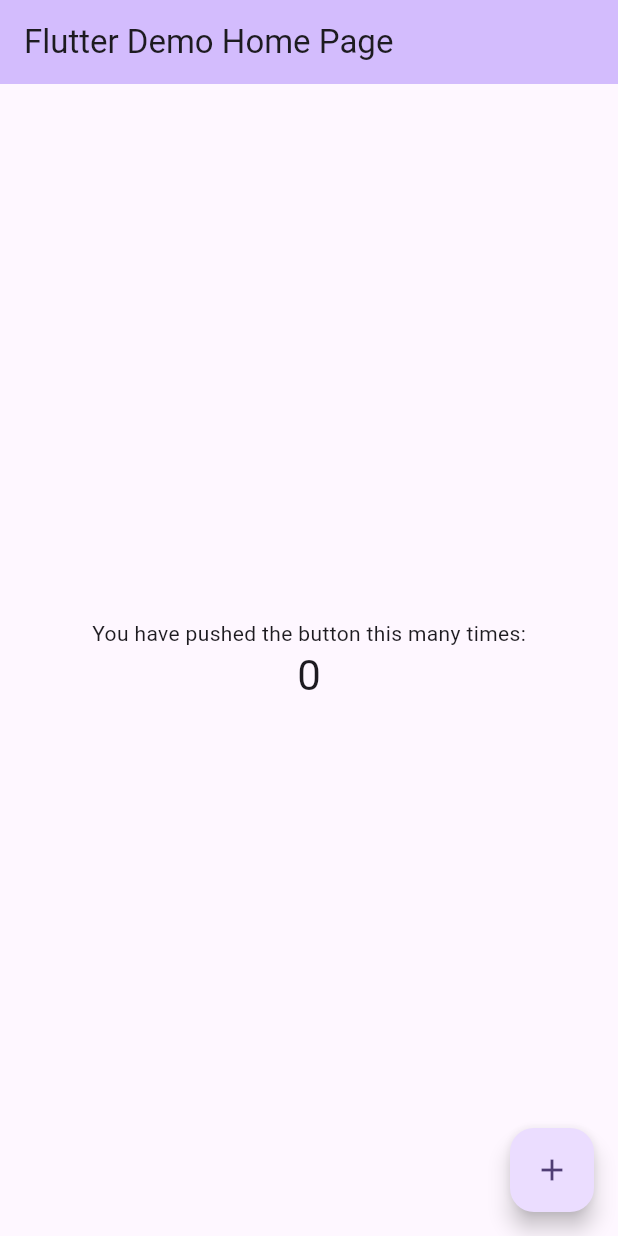
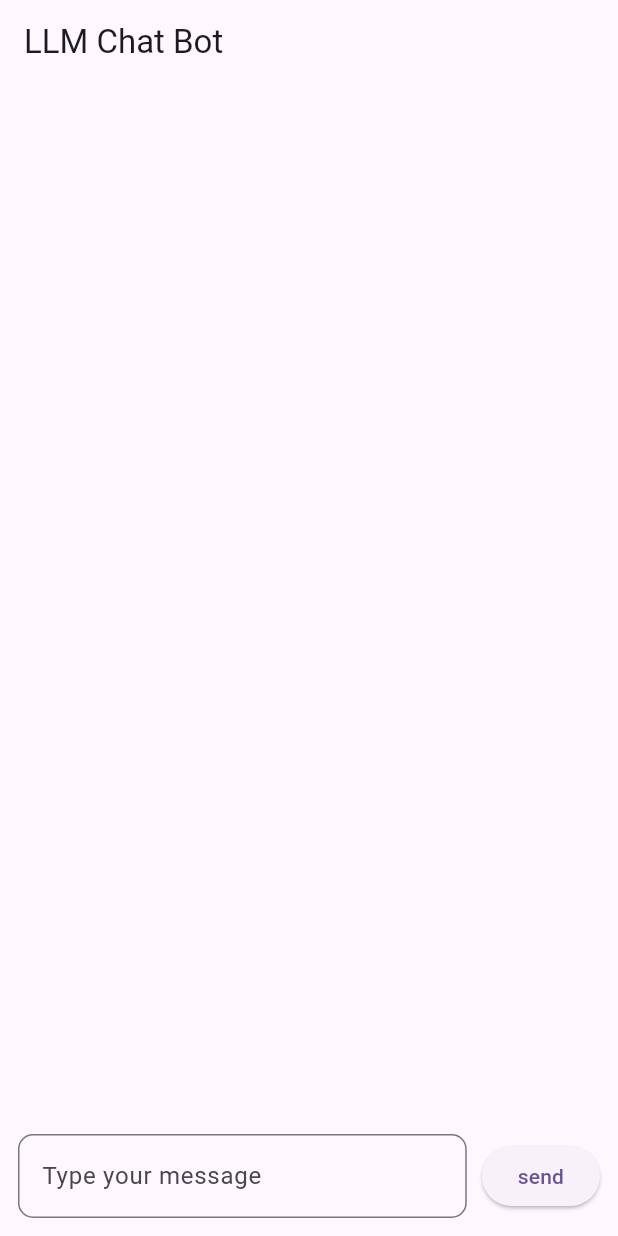
Before and after one commit to AsifHossainCSE/Llmchatbot, a Flutter app: the screen it shows after launch, on a phone screen of 412 x 824 dp. Run offline on Flutter 3.47's test engine with Material 3 defaults, Android fonts, the phone set to English and light mode, and no system bars.

Commit message:
Add chat page without API key

```diff
--- /dev/null
+++ b/lib/chat_page.dart
@@ -0,0 +1,161 @@
+import 'dart:convert';
+
+import 'package:flutter/material.dart';
+import 'package:http/http.dart' as http;
+
+class ChatPage extends StatefulWidget {
+  const ChatPage({super.key});
+
+  @override
+  State<ChatPage> createState() => _ChatPageState();
+}
+
+class _ChatPageState extends State<ChatPage> {
+  static const String openAiApiKey =
+      "";
+  static const String modelName = "gpt-4o-mini";
+
+  final TextEditingController _textEditingController = TextEditingController();
+  final List<ChatMessage> _messages = [];
+  bool _loading = false;
+
+  List<Map<String, String>> _buildApiMessage() {
+    final List<Map<String, String>> msgs = [
+      {
+        "role": "system",
+        "content": "You are a helpful assistant. Keep answer short and clear",
+      },
+    ];
+    for (final m in _messages) {
+      msgs.add({"role": m.role, "content": m.content});
+    }
+    return msgs;
+  }
+
+  Future<void> _send() async {
+    final text = _textEditingController.text.trim();
+
+    if (text.isEmpty || _loading) return;
+
+    setState(() {
+      _messages.add(ChatMessage(role: "user", content: text));
+      _textEditingController.clear();
+      _loading = true;
+    });
+    setState(() {
+      _messages.add(ChatMessage(role: "assistant", content: "Typing..."));
+    });
+
+    try {
+      final uri = Uri.parse("https://api.openai.com/v1/chat/completions");
+
+      final res = await http.post(
+        uri,
+        headers: {
+          "Content-Type": "application/json",
+          "Authorization": "Bearer $openAiApiKey",
+        },
+        body: json.encode({
+          "model": modelName,
+          "messages": _buildApiMessage(),
+          "temperature": 0.7, // 0.2-0.9
+        }),
+      );
+
+      if (res.statusCode != 200) {
+        final err = res.body;
+        setState(() {
+          _messages.add(
+            ChatMessage(role: "assistant", content: "API Error: $err"),
+          );
+          _loading = false;
+        });
+        return;
+      }
+
+      final data = jsonDecode(res.body);
+      print("Api response ${data}");
+      final reply =
+          data["choices"]?[0]?["message"]?["content"]?.toString().trim() ??
+          "NO Response";
+
+      setState(() {
+        _messages.removeLast();
+        _messages.add(ChatMessage(role: "assistant", content: reply));
+        _loading = false;
+      });
+    } catch (e) {
+      setState(() {
+        if (_messages.isNotEmpty && _messages.last.content == "Typing...") {
+          _messages.removeLast();
+        }
+      });
+      _loading = false;
+    }
+  }
+
+  @override
+  Widget build(BuildContext context) {
+    return Scaffold(
+      appBar: AppBar(title: Text("LLM Chat Bot")),
+      body: Column(
+        children: [
+          Expanded(
+            child: ListView.builder(
+              itemCount: _messages.length,
+              itemBuilder: (_, i) {
+                final m = _messages[i];
+                final isUser = m.role == "user";
+
+                return Align(
+                  alignment: isUser
+                      ? Alignment.centerRight
+                      : Alignment.centerLeft,
+                  child: Container(
+                    margin: EdgeInsets.all(8),
+                    padding: EdgeInsets.all(12),
+                    decoration: BoxDecoration(
+                      color: isUser
+                          ? Colors.blue.shade100
+                          : Colors.grey.shade200,
+                      borderRadius: BorderRadius.circular(10),
+                    ),
+                    child: Text(m.content),
+                  ),
+                );
+              },
+            ),
+          ),
+          SafeArea(
+            child: Padding(
+              padding: const EdgeInsets.fromLTRB(12, 8, 12, 12),
+              child: Row(
+                children: [
+                  Expanded(
+                    child: TextField(
+                      controller: _textEditingController,
+                      decoration: InputDecoration(
+                        hintText: "Type your message",
+                        border: OutlineInputBorder(
+                          borderRadius: BorderRadius.circular(10),
+                        ),
+                      ),
+                    ),
+                  ),
+                  SizedBox(width: 10,),
+                  ElevatedButton(onPressed: _send, child: Text("send")),
+                ],
+              ),
+            ),
+          ),
+        ],
+      ),
+    );
+  }
+}
+
+class ChatMessage {
+  final String role;
+  final String content;
+  ChatMessage({required this.role, required this.content});
+}
--- a/lib/main.dart
+++ b/lib/main.dart
@@ -1,4 +1,5 @@
 import 'package:flutter/material.dart';
+import 'package:llmchatbot/chat_page.dart';
 
 void main() {
   runApp(const MyApp());
@@ -30,7 +31,7 @@ class MyApp extends StatelessWidget {
         // tested with just a hot reload.
         colorScheme: .fromSeed(seedColor: Colors.deepPurple),
       ),
-      home: const MyHomePage(title: 'Flutter Demo Home Page'),
+      home: ChatPage(),
     );
   }
 }
--- a/pubspec.yaml
+++ b/pubspec.yaml
@@ -34,6 +34,7 @@ dependencies:
   # The following adds the Cupertino Icons font to your application.
   # Use with the CupertinoIcons class for iOS style icons.
   cupertino_icons: ^1.0.8
+  http: ^1.6.0
 
 dev_dependencies:
   flutter_test:
```
Also changed, not shown: pubspec.lock.
